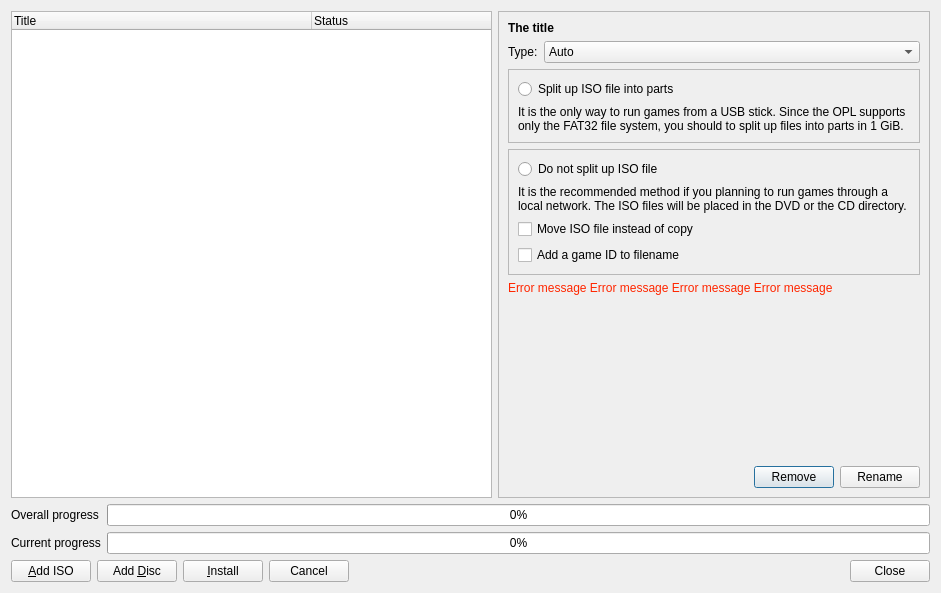
brainstream/OPL-PC-Tools, file src/GameInstallDialog.ui: the form before one commit.
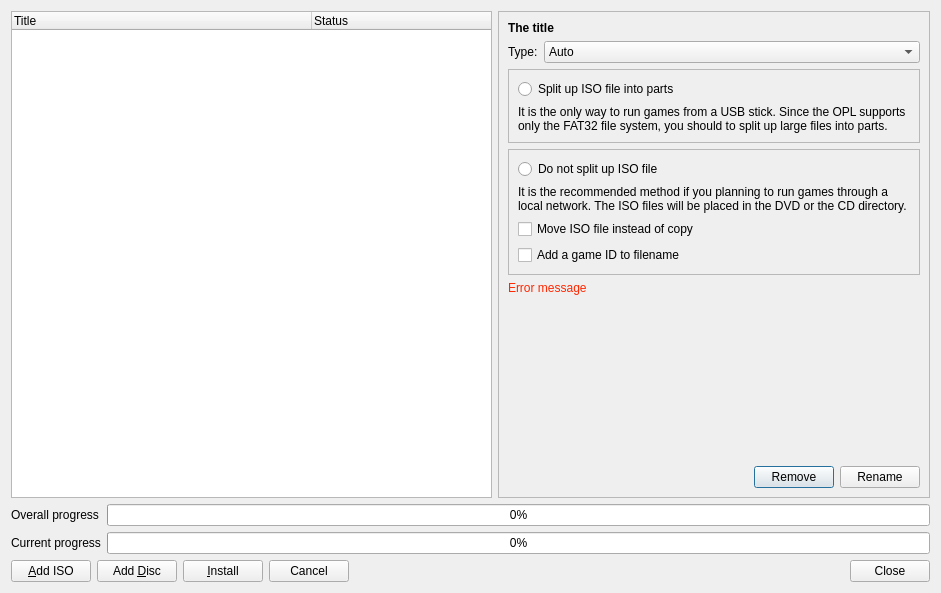
The form after the commit. Icons and pictures are not drawn.

What changed in the file:
```diff
--- a/src/GameInstallDialog.ui
+++ b/src/GameInstallDialog.ui
@@ -172,7 +172,7 @@
                 <item>
                  <widget class="QLabel" name="label_4">
                   <property name="text">
-                   <string>It is the only way to run games from a USB stick. Since the OPL supports only the FAT32 file system, you should to split up files into parts in 1 GiB.</string>
+                   <string>It is the only way to run games from a USB stick. Since the OPL supports only the FAT32 file system, you should to split up large files into parts.</string>
                   </property>
                   <property name="wordWrap">
                    <bool>true</bool>
@@ -245,7 +245,7 @@
 }</string>
                </property>
                <property name="text">
-                <string notr="true">Error message Error message Error message Error message</string>
+                <string notr="true">Error message</string>
                </property>
                <property name="wordWrap">
                 <bool>true</bool>
```
